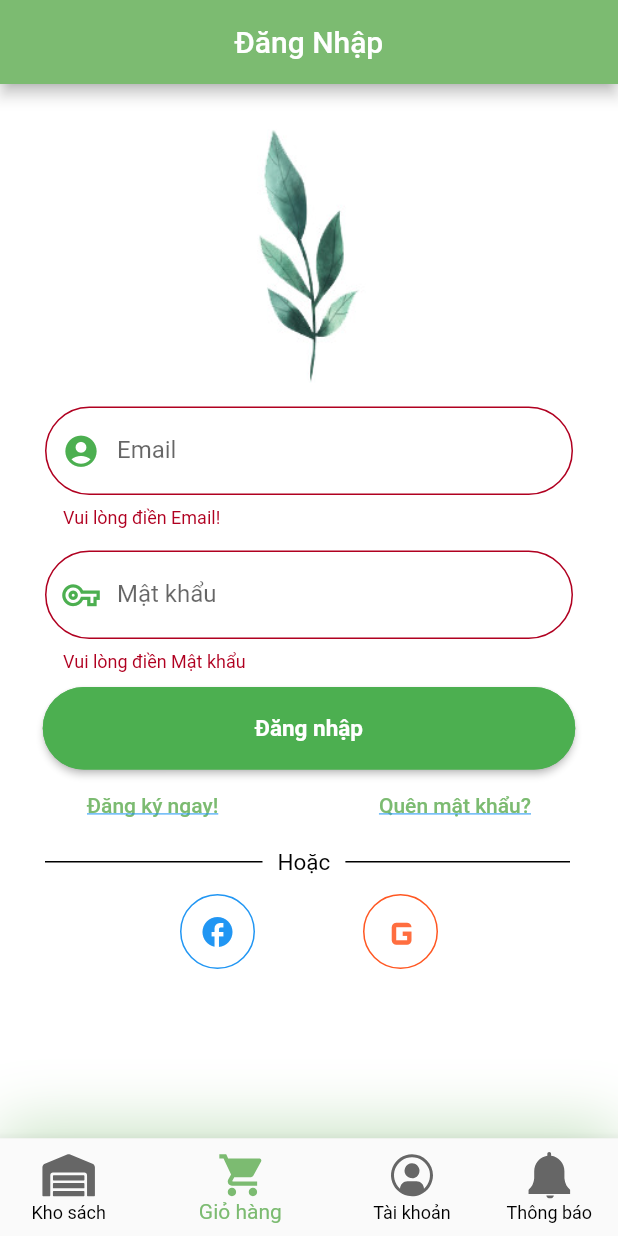
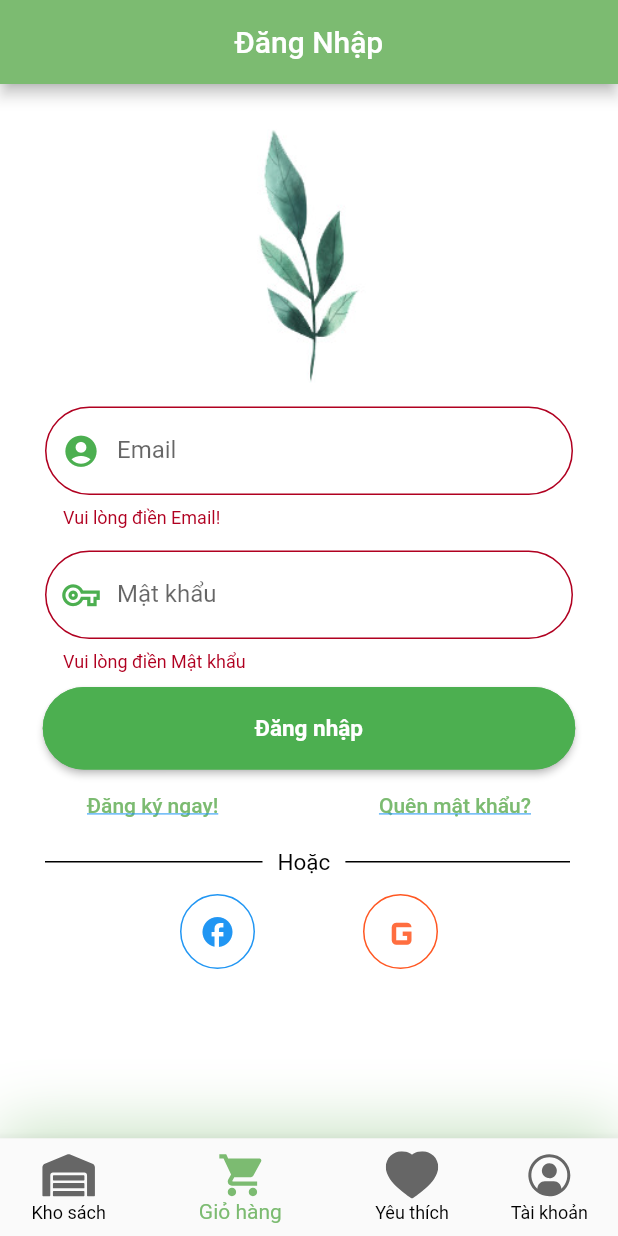
Before and after one commit to buikhoilong/HKLbooks-Android, a Flutter app: the MainScreen screen opened directly, item 2 of the bottom bar chosen, after a tap on "Đăng nhập", on a phone screen of 412 x 824 dp. Run offline on Flutter 3.47's test engine with Material 2 defaults, Android fonts, the light colour scheme and no system bars; our stand-ins replace carousel_slider, easy_splash_screen, flutter_rating_bar, flutter_svg, sqflite; accounts and stored records are empty; network calls fail.

Commit message:
update layout

```diff
--- a/lib/repository/favorite_api.dart
+++ b/lib/repository/favorite_api.dart
@@ -10,12 +10,12 @@ Future<List<Book2>> getAllFavBooksByAccountId(accountid) async {
   List<Book2> resultFavBooksByAccountId = [];
   try {
     final response = await http.get(
-      Uri.parse(baseURL + 'favourite/getAllBooksByFavourite/$accountid'),
+      Uri.parse(apiURL + 'favourite/getAllBooksByFavourite/$accountid'),
       headers: {
         HttpHeaders.contentTypeHeader: "application/json",
       },
     );
-    print('lenght:${resultFavBooksByAccountId.length}');
+    // print('lenght:${response.statusCode}');
 
     if (response.statusCode == 200) {
       final item = json.decode(response.body);
@@ -32,7 +32,7 @@ Future<List<Favourite>> getAllFavouritesBooksByAccountId(context) async {
   List<Favourite> resultFavorite = [];
   try {
     final response = await http.get(
-      Uri.parse(baseURL + 'favourite'),
+      Uri.parse(apiURL + 'favourite'),
       headers: {
         HttpHeaders.contentTypeHeader: "application/json",
       },
--- a/lib/screens/home/components/sidebar.dart
+++ b/lib/screens/home/components/sidebar.dart
@@ -37,7 +37,7 @@ class _SideBarState extends State<SideBar> {
     return Drawer(
       elevation: 12,
       child: FutureBuilder(
-          future: DBConfig.instance.getAccount(),
+          future: DBConfig.instance.checkLogin(),
           builder: (context, AsyncSnapshot<AccountModel> snapshot) {
             if (snapshot.hasData) {
               return ListView(
@@ -47,8 +47,6 @@ class _SideBarState extends State<SideBar> {
                     height: 80,
                     child: Image.asset(
                       'assets/images/LogoHKL.png',
-
-                      // fit: BoxFit.cover,
                     ),
                   ),
                   UserAccountsDrawerHeader(
@@ -71,10 +69,6 @@ class _SideBarState extends State<SideBar> {
                     ),
                     decoration: const BoxDecoration(
                       color: myGreen,
-                      // image: DecorationImage(
-                      //   image: AssetImage('assets/images/LogoHKLBooks.jpg'),
-                      //   fit: BoxFit.cover,
-                      // ),
                       borderRadius: BorderRadius.all(Radius.circular(15)),
                     ),
                   ),
@@ -125,27 +119,38 @@ class _SideBarState extends State<SideBar> {
                 ],
               );
             }
-            return Column(
-              //padding: EdgeInsets.zero,
+            return ListView(
               children: [
-                const UserAccountsDrawerHeader(
-                  accountName: Text(''),
-                  accountEmail: Text(''),
-                  decoration: BoxDecoration(
-                      image: DecorationImage(
-                    image: AssetImage('assets/images/LogoHKLBooks.jpg'),
-                    fit: BoxFit.cover,
-                  )),
+                SizedBox(
+                  height: 80,
+                  child: Image.asset(
+                    'assets/images/LogoHKL.png',
+                  ),
                 ),
-                ListTile(
-                  leading: const Icon(Icons.account_circle, color: myGreen),
-                  title: const Text('Đăng nhập'),
-                  onTap: () => Navigator.push(context,
-                      MaterialPageRoute(builder: (context) => const Login())),
-                ),
-                const Divider(),
-                const SizedBox(
-                  height: 20,
+                UserAccountsDrawerHeader(
+                  currentAccountPicture: CircleAvatar(
+                    child: ClipOval(
+                      child: Image.asset(
+                        'assets/images/logo.png',
+                        width: 100,
+                        height: 100,
+                        fit: BoxFit.fill,
+                      ),
+                    ),
+                  ),
+                  margin: const EdgeInsets.only(bottom: 8, right: 10, left: 10),
+                  accountName: const Text(''),
+                  accountEmail: ListTile(
+                    leading:
+                        const Icon(Icons.account_circle, color: Colors.white),
+                    title: const Text('Đăng nhập'),
+                    onTap: () => Navigator.push(context,
+                        MaterialPageRoute(builder: (context) => const Login())),
+                  ),
+                  decoration: const BoxDecoration(
+                    color: myGreen,
+                    borderRadius: BorderRadius.all(Radius.circular(15)),
+                  ),
                 ),
                 Container(
                   alignment: Alignment.center,
@@ -158,9 +163,47 @@ class _SideBarState extends State<SideBar> {
                   ),
                 ),
                 const SizedBox(height: 20),
-                // const CategoriesList(),
+                CategoriesList(
+                  listCategorite: categoryList,
+                ),
               ],
             );
+            // return Column(
+            //   //padding: EdgeInsets.zero,
+            //   children: [
+            //     const UserAccountsDrawerHeader(
+            //       accountName: Text(''),
+            //       accountEmail: Text(''),
+            //       decoration: BoxDecoration(
+            //           image: DecorationImage(
+            //         image: AssetImage('assets/images/LogoHKLBooks.jpg'),
+            //         fit: BoxFit.cover,
+            //       )),
+            //     ),
+            //     ListTile(
+            //       leading: const Icon(Icons.account_circle, color: myGreen),
+            //       title: const Text('Đăng nhập'),
+            //       onTap: () => Navigator.push(context,
+            //           MaterialPageRoute(builder: (context) => const Login())),
+            //     ),
+            //     const Divider(),
+            //     const SizedBox(
+            //       height: 20,
+            //     ),
+            //     Container(
+            //       alignment: Alignment.center,
+            //       child: const Text(
+            //         'Thể loại',
+            //         style: TextStyle(
+            //           fontFamily: 'BalihoScript',
+            //           fontSize: 30,
+            //         ),
+            //       ),
+            //     ),
+            //     const SizedBox(height: 20),
+            //     // const CategoriesList(),
+            //   ],
+            // );
           }),
     );
   }
--- a/lib/screens/main_screen/main_screen.dart
+++ b/lib/screens/main_screen/main_screen.dart
@@ -2,8 +2,8 @@ import 'package:flutter/material.dart';
 import 'package:flutter_svg/svg.dart';
 import 'package:hkl_books/DB/dbconfig.dart';
 import 'package:hkl_books/models/account.dart';
+import 'package:hkl_books/screens/favorite/favorite.dart';
 import 'package:hkl_books/screens/login/login.dart';
-import 'package:hkl_books/screens/notification/notification.dart';
 import '../account/account.dart';
 import '../cart/cart.dart';
 import '../home/home.dart';
@@ -29,8 +29,9 @@ class _MainScreenState extends State<MainScreen> {
           // print(snapshot.data == null);
           if (snapshot.hasData) {
             listScreen.add(const Cart());
+
+            listScreen.add(const Favorite());
             listScreen.add(const Account());
-            listScreen.add(const Notify());
           } else {
             listScreen.add(const Login());
             listScreen.add(const Login());
@@ -76,19 +77,19 @@ class _MainScreenState extends State<MainScreen> {
                           color: myGreen,
                         )),
                     BottomNavigationBarItem(
+                        icon: SvgPicture.asset("assets/icons/heart.svg"),
+                        label: "Yêu thích",
+                        activeIcon: SvgPicture.asset(
+                          "assets/icons/heart.svg",
+                          color: myGreen,
+                        )),
+                    BottomNavigationBarItem(
                         icon: SvgPicture.asset("assets/icons/account-grey.svg"),
                         label: "Tài khoản",
                         activeIcon: SvgPicture.asset(
                           "assets/icons/account-grey.svg",
                           color: myGreen,
                         )),
-                    BottomNavigationBarItem(
-                        icon: SvgPicture.asset("assets/icons/notify.svg"),
-                        label: "Thông báo",
-                        activeIcon: SvgPicture.asset(
-                          "assets/icons/notify.svg",
-                          color: myGreen,
-                        ))
                   ],
                 ),
               ));
```
Also changed, not shown: lib/screens/account/account.dart (+4 -7 lines), lib/screens/favorite/favorite.dart (+30 -24 lines), assets/icons/heart.svg (added).
